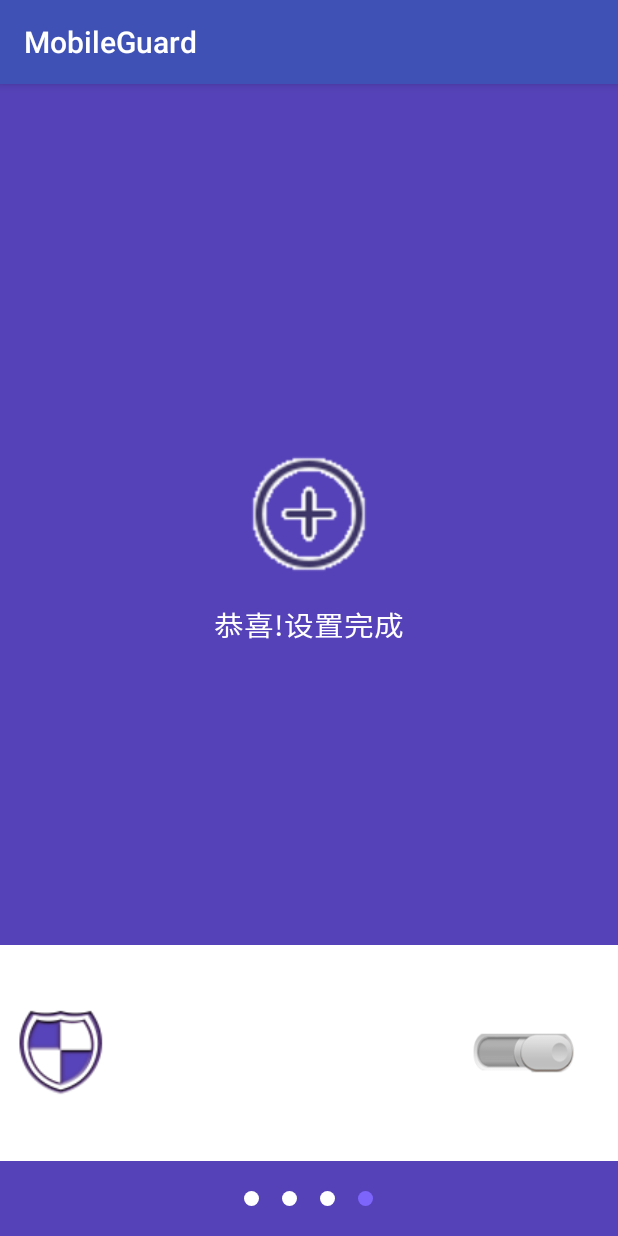
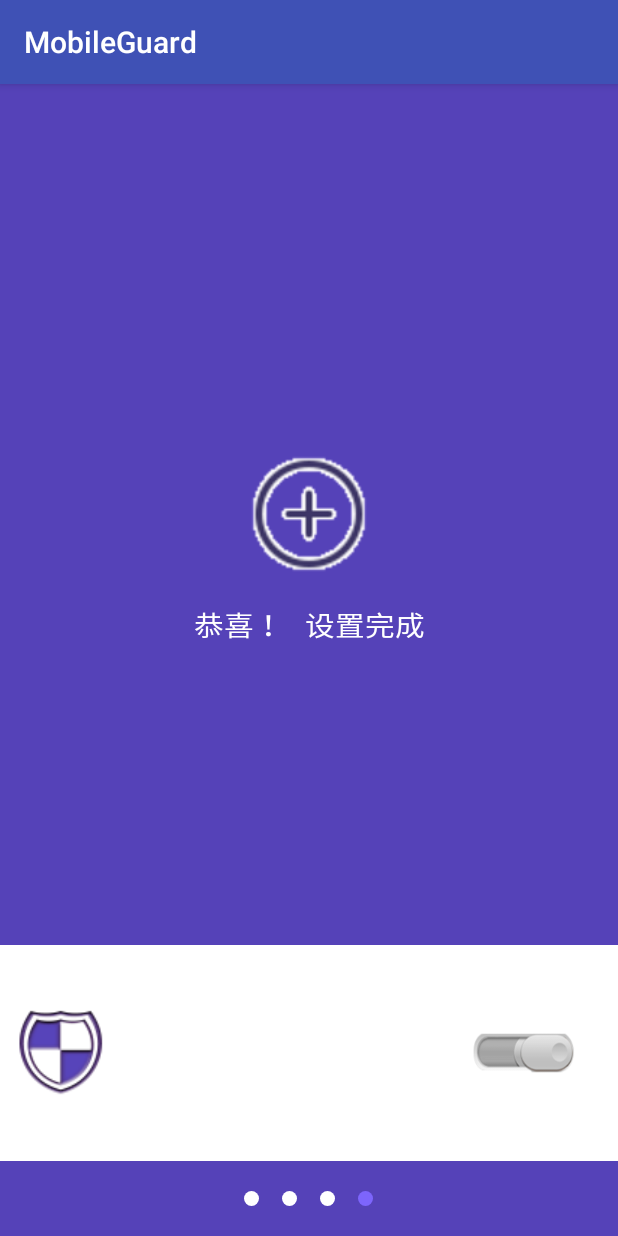
Before and after one commit to Vincen11/MobileGuard10, an Android app: the Setup4Activity screen opened directly, with no data from a screen before it, on a phone screen of 412 x 824 dp. Run offline under Robolectric (Android 15) with nearby library versions, the phone set to English and light mode, and no system bars.

Commit message:
防盗10.15 3

```diff
--- a/app/src/main/res/layout/activity_setup_4.xml
+++ b/app/src/main/res/layout/activity_setup_4.xml
@@ -27,7 +27,7 @@
                 android:gravity="center"
                 android:textScaleX="1.1"
                 android:textColor="@android:color/white"
-                android:text="恭喜!设置完成"
+                android:text="恭喜 ！  设置完成"
                 android:textSize="18sp"/>
         </RelativeLayout>
 
```
